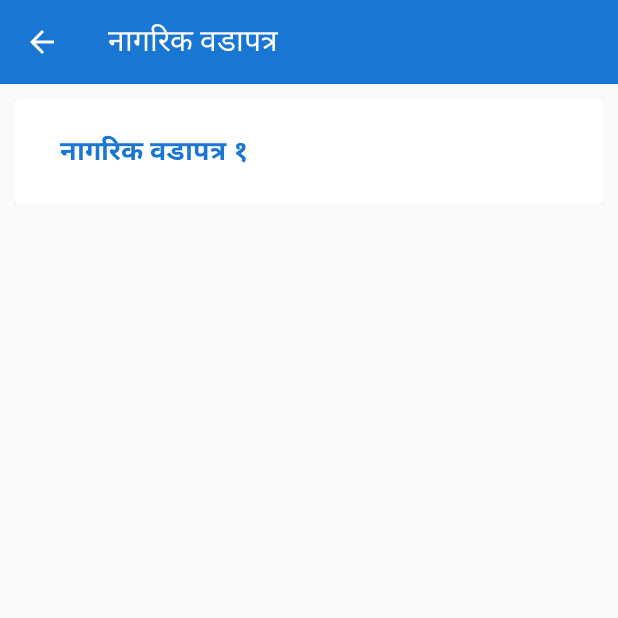
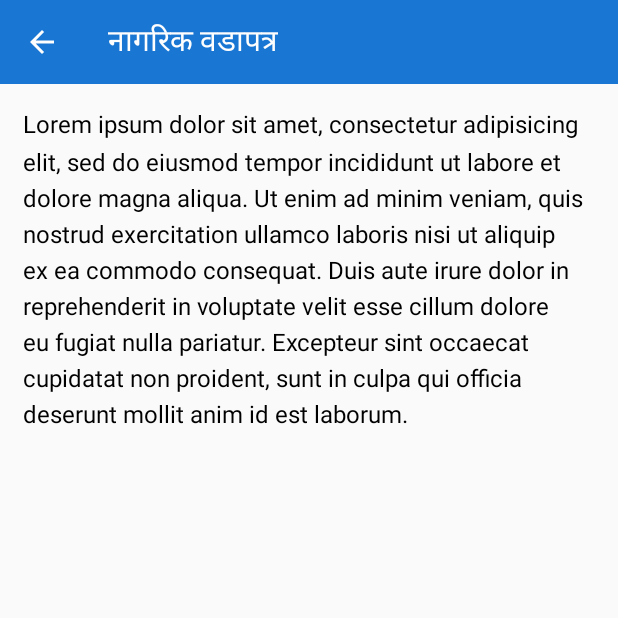
Before and after one commit to AntarikshaBhandari/DigitalLetterHead, an Android app: the screen it shows after launch (NagarikWadapatra before the commit, NagarikWadapatraContent after it), after a tap on "नागरिक वडापत्र", on a phone screen of 412 x 824 dp, the top half of it. Run offline under Robolectric (Android 15) with nearby library versions, the phone set to English and light mode, and no system bars.

Commit message:
11:22 PM

```diff
--- a/app/src/main/java/np/com/arts/digitalletterhead/MainActivity.java
+++ b/app/src/main/java/np/com/arts/digitalletterhead/MainActivity.java
@@ -36,7 +36,7 @@ public class MainActivity extends AppCompatActivity {
         nagarikWadapatra.setOnClickListener(new View.OnClickListener() {
             @Override
             public void onClick(View view) {
-                startActivity(new Intent(getApplicationContext(), NagarikWadapatra.class));
+                startActivity(new Intent(getApplicationContext(), NagarikWadapatraContent.class));
             }
         });
 
--- /dev/null
+++ b/app/src/main/java/np/com/arts/digitalletterhead/NagarikWadapatraContent.java
@@ -0,0 +1,30 @@
+package np.com.arts.digitalletterhead;
+
+import android.content.Intent;
+import android.os.Bundle;
+import android.support.v7.app.AppCompatActivity;
+import android.support.v7.widget.Toolbar;
+import android.view.MenuItem;
+
+public class NagarikWadapatraContent extends AppCompatActivity {
+
+    Toolbar toolbar;
+
+    @Override
+    protected void onCreate(Bundle savedInstanceState) {
+        super.onCreate(savedInstanceState);
+        setContentView(R.layout.nagarik_wadapatra_content);
+
+        toolbar = (Toolbar) findViewById(R.id.app_bar);
+        setSupportActionBar(toolbar);
+        getSupportActionBar().setTitle("नागरिक वडापत्र");
+        getSupportActionBar().setDisplayHomeAsUpEnabled(true);
+    }
+
+    @Override
+    public boolean onOptionsItemSelected(MenuItem item) {
+        startActivity(new Intent(getApplicationContext(),NagarikWadapatra.class));
+        finish();
+        return super.onOptionsItemSelected(item);
+    }
+}
--- /dev/null
+++ b/app/src/main/res/layout/nagarik_wadapatra_content.xml
@@ -0,0 +1,30 @@
+<?xml version="1.0" encoding="utf-8"?>
+<LinearLayout xmlns:android="http://schemas.android.com/apk/res/android"
+    android:layout_width="match_parent"
+    android:layout_height="match_parent"
+    android:orientation="vertical">
+
+    <include layout="@layout/action_bar" />
+
+    <ScrollView
+        android:layout_width="match_parent"
+        android:layout_height="match_parent">
+
+        <LinearLayout
+            android:layout_width="match_parent"
+            android:layout_height="match_parent"
+            android:layout_margin="15dp">
+
+            <TextView
+                android:id="@+id/nagarikWadapatraContent"
+                style="@style/FormTextView"
+                android:layout_width="match_parent"
+                android:layout_height="wrap_content"
+                android:lineSpacingMultiplier="1.3"
+                android:text="@string/DummyText" />
+
+        </LinearLayout>
+
+    </ScrollView>
+
+</LinearLayout>
--- a/app/src/main/res/layout/nagarik_wadapatra_single_item.xml
+++ b/app/src/main/res/layout/nagarik_wadapatra_single_item.xml
@@ -5,7 +5,7 @@
     android:layout_margin="10dp">
 
     <android.support.v7.widget.CardView
-        android:id="@+id/chaluArthikBarsha_budgetNitiTathaKaryakram"
+        android:id="@+id/singlelistitem_nagarikWadapatra"
         android:layout_width="match_parent"
         android:layout_height="70dp">
 
--- a/app/src/main/res/layout/sujhab_pesh_garne.xml
+++ b/app/src/main/res/layout/sujhab_pesh_garne.xml
@@ -42,7 +42,8 @@
             <EditText
                 android:layout_width="match_parent"
                 android:background="@drawable/edit_text_design"
-                android:layout_height="wrap_content" />
+                android:layout_height="wrap_content"
+                android:inputType="number"/>
 
             <TextView
                 android:layout_marginTop="15dp"
--- a/app/src/main/res/values/strings.xml
+++ b/app/src/main/res/values/strings.xml
@@ -1,3 +1,10 @@
 <resources>
     <string name="app_name">DigitalLetterHead</string>
+
+    <string name="DummyText">Lorem ipsum dolor sit amet, consectetur adipisicing elit, sed do eiusmod
+            tempor incididunt ut labore et dolore magna aliqua. Ut enim ad minim veniam,
+            quis nostrud exercitation ullamco laboris nisi ut aliquip ex ea commodo
+            consequat. Duis aute irure dolor in reprehenderit in voluptate velit esse
+            cillum dolore eu fugiat nulla pariatur. Excepteur sint occaecat cupidatat non
+            proident, sunt in culpa qui officia deserunt mollit anim id est laborum.</string>
 </resources>
```
Also changed, not shown: app/src/main/AndroidManifest.xml (+6 -5 lines), app/src/main/res/layout/nibedan_pesh_garne.xml (+35 -33 lines).
